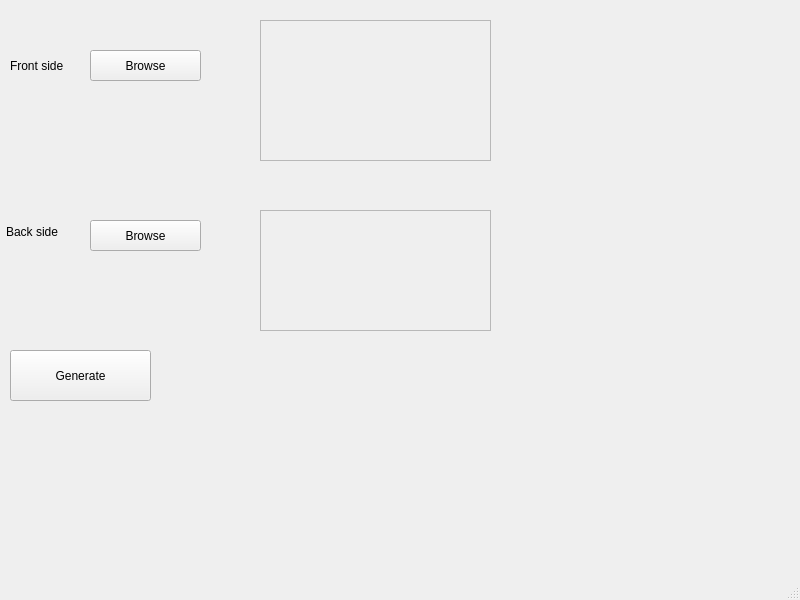
This is gui.ui in OlaHamdy3/National-ID-card-reader as Qt 5 draws it before an edit. The edited form follows.
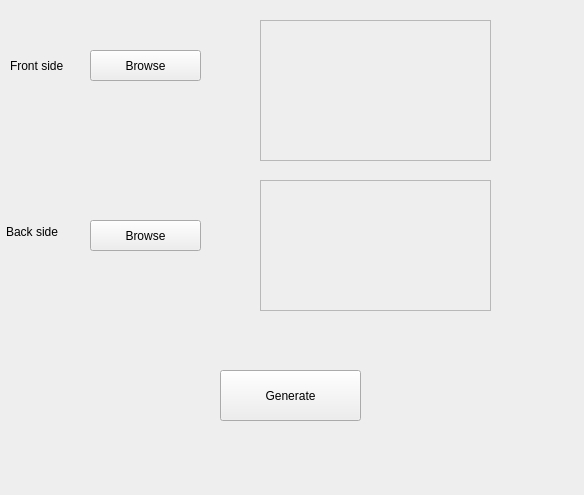
This is the edited form.

Patch:
```diff
--- a/gui.ui
+++ b/gui.ui
@@ -6,8 +6,8 @@
    <rect>
     <x>0</x>
     <y>0</y>
-    <width>800</width>
-    <height>600</height>
+    <width>584</width>
+    <height>495</height>
    </rect>
   </property>
   <property name="windowTitle">
@@ -16,6 +16,12 @@
   <property name="layoutDirection">
    <enum>Qt::LeftToRight</enum>
   </property>
+  <property name="autoFillBackground">
+   <bool>false</bool>
+  </property>
+  <property name="styleSheet">
+   <string notr="true">background-color: rgb(238, 238, 238);</string>
+  </property>
   <widget class="QWidget" name="centralwidget">
    <widget class="QPushButton" name="front_btn">
     <property name="geometry">
@@ -72,8 +78,8 @@
    <widget class="QPushButton" name="generate_btn">
     <property name="geometry">
      <rect>
-      <x>10</x>
-      <y>350</y>
+      <x>220</x>
+      <y>370</y>
       <width>141</width>
       <height>51</height>
      </rect>
@@ -108,9 +114,9 @@
     <property name="geometry">
      <rect>
       <x>260</x>
-      <y>210</y>
+      <y>180</y>
       <width>231</width>
-      <height>121</height>
+      <height>131</height>
      </rect>
     </property>
     <property name="frameShape">
```
Left out of the diff: 6 changed lines with no effect on the pictures.
